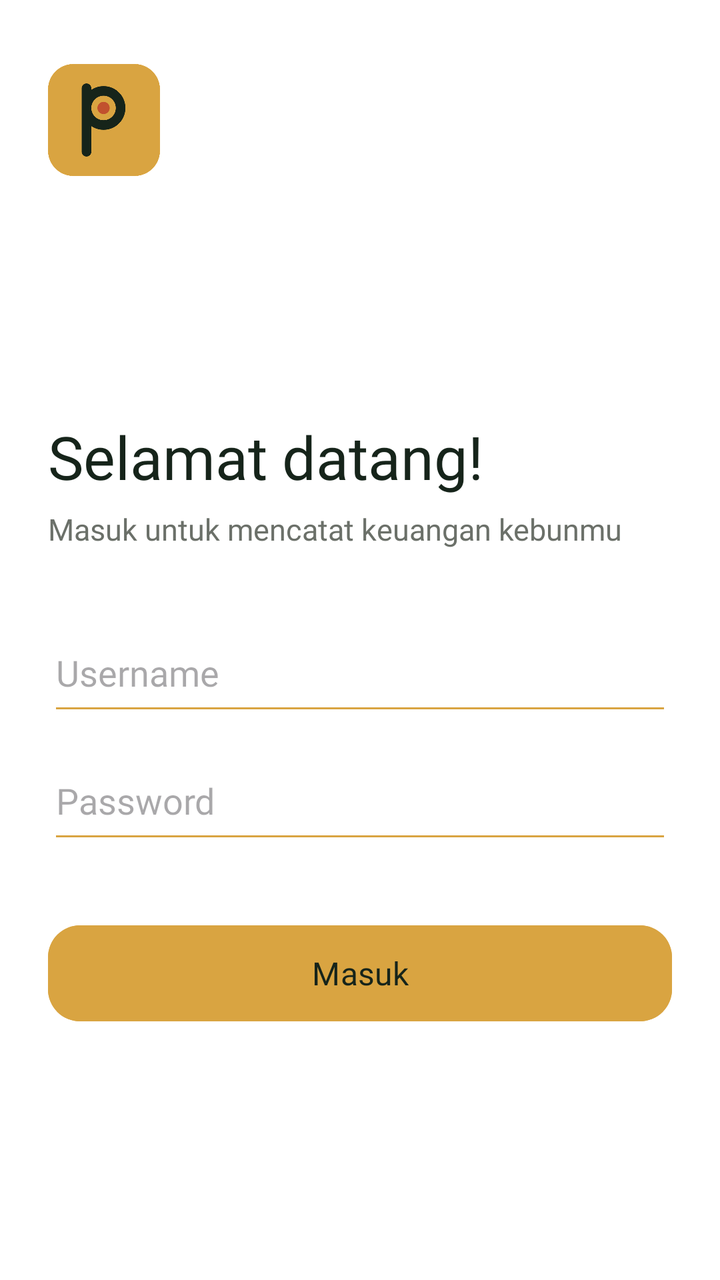
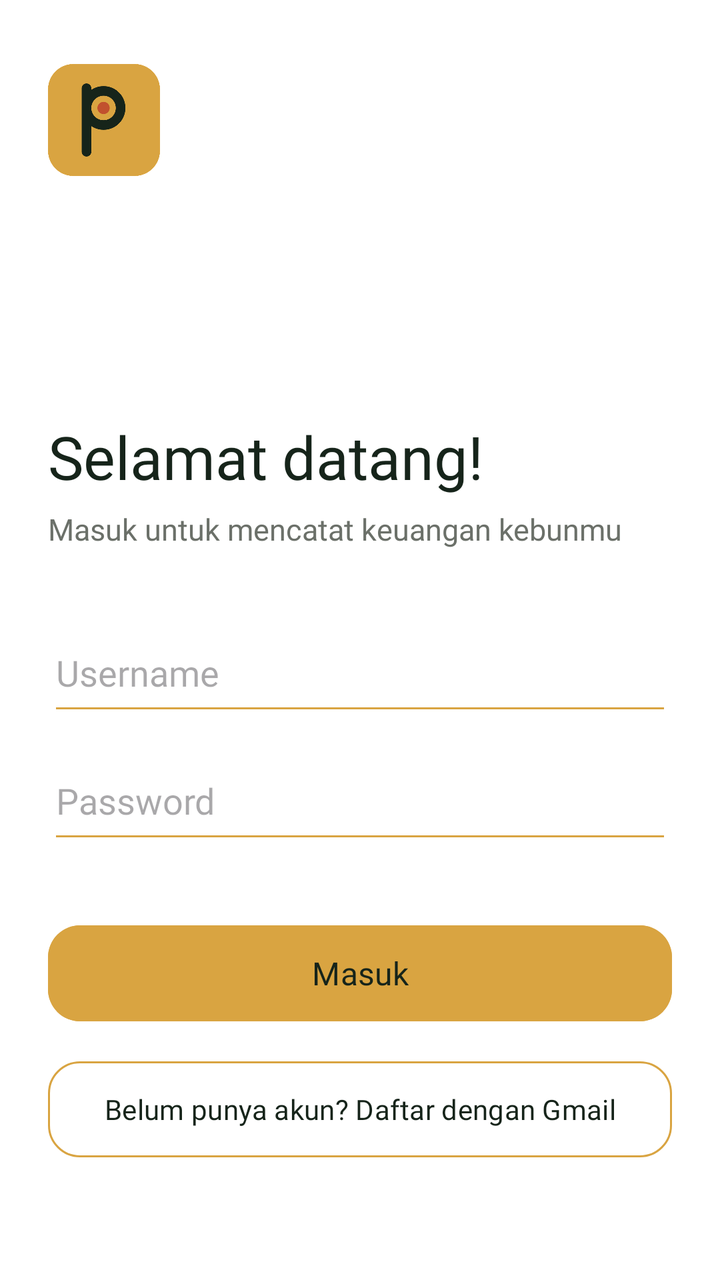

Compare the two renders of this Android layout. The source of the first and the diff that turns it into the second are given below.
<!-- AndroidManifest.xml: application theme Theme.NBAChitato -->
<!-- res/layout/activity_auth.xml -->
<?xml version="1.0" encoding="utf-8"?>
<androidx.constraintlayout.widget.ConstraintLayout xmlns:android="http://schemas.android.com/apk/res/android"
    xmlns:app="http://schemas.android.com/apk/res-auto"
    xmlns:tools="http://schemas.android.com/tools"
    android:id="@+id/main"
    android:layout_width="match_parent"
    android:layout_height="match_parent"
    android:background="@color/white"
    tools:context=".AuthActivity">

    <ImageView
        android:id="@+id/imgLogo"
        android:layout_width="56dp"
        android:layout_height="56dp"
        android:layout_marginStart="24dp"
        android:layout_marginTop="32dp"
        android:contentDescription="Logo PalmSys"
        android:src="@drawable/logo_palmsys"
        app:layout_constraintStart_toStartOf="parent"
        app:layout_constraintTop_toTopOf="parent" />

    <TextView
        android:id="@+id/textSelamat"
        android:layout_width="wrap_content"
        android:layout_height="wrap_content"
        android:layout_marginTop="120dp"
        android:fontFamily="@font/plus_jakarta_sans_extrabold"
        android:text="@string/selamat_datang"
        android:textColor="@color/hijau_pelepah"
        android:textSize="30sp"
        app:layout_constraintStart_toStartOf="@id/imgLogo"
        app:layout_constraintTop_toBottomOf="@id/imgLogo" />

    <TextView
        android:id="@+id/textSub"
        android:layout_width="wrap_content"
        android:layout_height="wrap_content"
        android:layout_marginTop="6dp"
        android:fontFamily="@font/plus_jakarta_sans_regular"
        android:text="@string/sub_login"
        android:textColor="@color/abu_teks"
        android:textSize="15sp"
        app:layout_constraintStart_toStartOf="@id/textSelamat"
        app:layout_constraintTop_toBottomOf="@id/textSelamat" />

    <EditText
        android:id="@+id/inputUsername"
        android:layout_width="0dp"
        android:layout_height="56dp"
        android:layout_marginHorizontal="24dp"
        android:layout_marginTop="32dp"
        android:backgroundTint="@color/emas_koin"
        android:fontFamily="@font/plus_jakarta_sans_regular"
        android:hint="@string/hint_username"
        android:inputType="text"
        android:textColor="@color/hijau_pelepah"
        app:layout_constraintEnd_toEndOf="parent"
        app:layout_constraintStart_toStartOf="parent"
        app:layout_constraintTop_toBottomOf="@id/textSub" />

    <EditText
        android:id="@+id/inputPassword"
        android:layout_width="0dp"
        android:layout_height="56dp"
        android:layout_marginHorizontal="24dp"
        android:layout_marginTop="8dp"
        android:backgroundTint="@color/emas_koin"
        android:fontFamily="@font/plus_jakarta_sans_regular"
        android:hint="@string/hint_password"
        android:inputType="textPassword"
        android:textColor="@color/hijau_pelepah"
        app:layout_constraintEnd_toEndOf="parent"
        app:layout_constraintStart_toStartOf="parent"
        app:layout_constraintTop_toBottomOf="@id/inputUsername" />

    <Button
        android:id="@+id/btnLogin"
        android:layout_width="0dp"
        android:layout_height="56dp"
        android:layout_marginHorizontal="24dp"
        android:layout_marginTop="32dp"
        android:backgroundTint="@color/emas_koin"
        android:fontFamily="@font/plus_jakarta_sans_bold"
        android:text="@string/tombol_masuk"
        android:textColor="@color/hijau_pelepah"
        android:textSize="16sp"
        app:cornerRadius="16dp"
        app:layout_constraintEnd_toEndOf="parent"
        app:layout_constraintStart_toStartOf="parent"
        app:layout_constraintTop_toBottomOf="@id/inputPassword" />

</androidx.constraintlayout.widget.ConstraintLayout>
<!-- resources referenced by this layout -->
<resources>
  <color name="abu_teks">#6B7069</color>
  <color name="emas_koin">#D9A441</color>
  <color name="hijau_pelepah">#16241A</color>
  <color name="white">#FFFFFFFF</color>
  <!-- drawable logo_palmsys: png bitmap (drawable, 27097 bytes) -->
  <string name="hint_password">Password</string>
  <string name="hint_username">Username</string>
  <string name="selamat_datang">Selamat datang!</string>
  <string name="sub_login">Masuk untuk mencatat keuangan kebunmu</string>
  <string name="tombol_masuk">Masuk</string>
  <style name="Theme.NBAChitato" parent="Base.Theme.NBAChitato" />
  <style name="Base.Theme.NBAChitato" parent="Theme.Material3.DayNight.NoActionBar">
          
          
      </style>
</resources>

<!-- the commit's change to res/layout/activity_auth.xml (unified diff, before → after) -->
@@ -89,4 +89,22 @@
         app:layout_constraintStart_toStartOf="parent"
         app:layout_constraintTop_toBottomOf="@id/inputPassword" />
 
+    <Button
+        android:id="@+id/btnRegisterGmail"
+        android:layout_width="0dp"
+        android:layout_height="56dp"
+        android:layout_marginHorizontal="24dp"
+        android:layout_marginTop="12dp"
+        android:backgroundTint="@color/white"
+        android:fontFamily="@font/plus_jakarta_sans_bold"
+        android:text="@string/tombol_gmail"
+        android:textColor="@color/hijau_pelepah"
+        android:textSize="14sp"
+        app:cornerRadius="16dp"
+        app:strokeColor="@color/emas_koin"
+        app:strokeWidth="1dp"
+        app:layout_constraintEnd_toEndOf="parent"
+        app:layout_constraintStart_toStartOf="parent"
+        app:layout_constraintTop_toBottomOf="@id/btnLogin" />
+
 </androidx.constraintlayout.widget.ConstraintLayout>
<!-- resource entries referenced after the edit -->
@@ -9,6 +9,7 @@
   <string name="hint_username">Username</string>
   <string name="selamat_datang">Selamat datang!</string>
   <string name="sub_login">Masuk untuk mencatat keuangan kebunmu</string>
+  <string name="tombol_gmail">Belum punya akun? Daftar dengan Gmail</string>
   <string name="tombol_masuk">Masuk</string>
   <style name="Theme.NBAChitato" parent="Base.Theme.NBAChitato" />
   <style name="Base.Theme.NBAChitato" parent="Theme.Material3.DayNight.NoActionBar">
